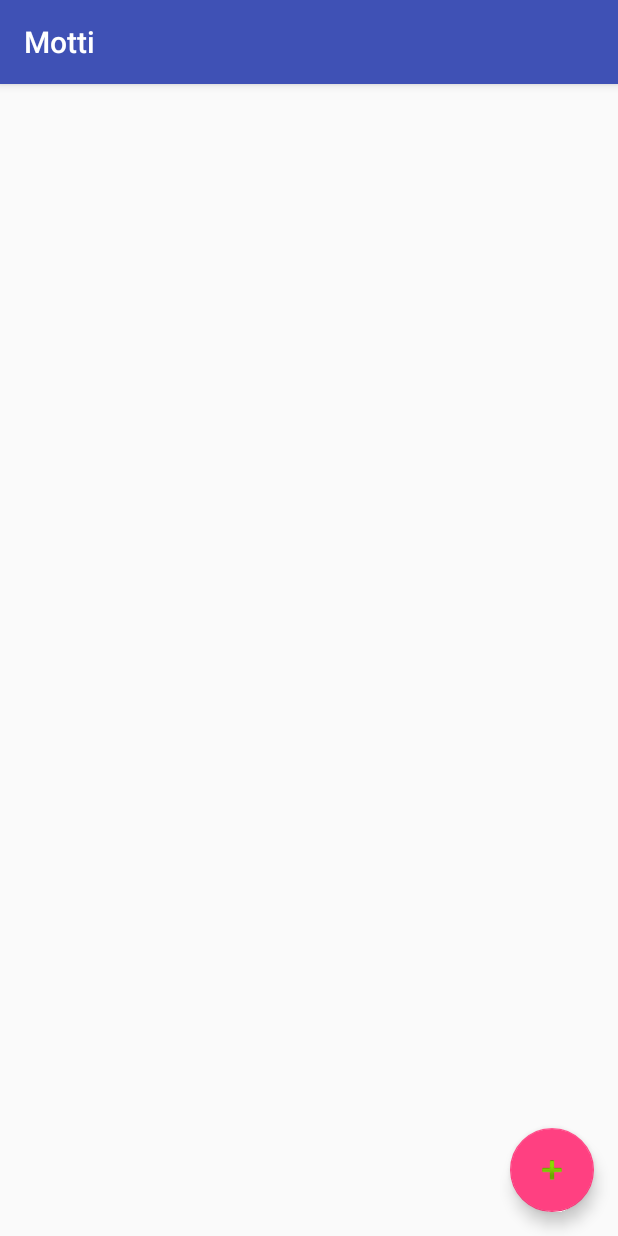
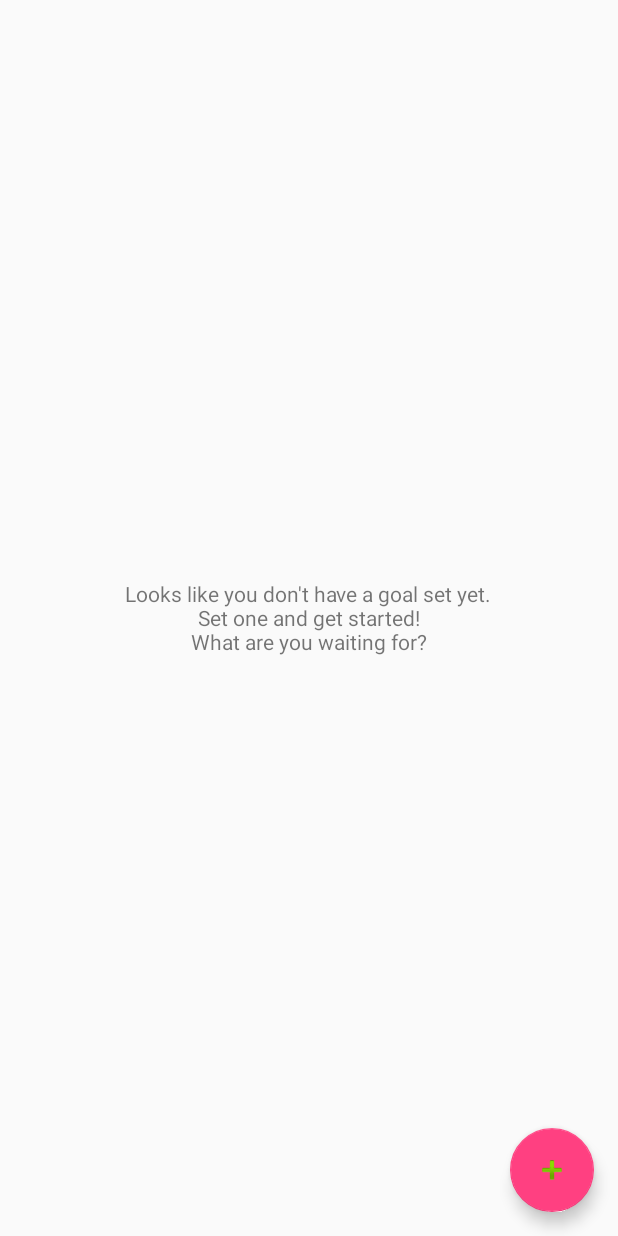
Before and after one commit to NikolaNikushev/Motti, an Android app: the Home screen opened directly, with no data from a screen before it, on a phone screen of 412 x 824 dp. Run offline under Robolectric (Android 15) with nearby library versions, the phone set to English and light mode, and no system bars; libraries missing offline, so code that uses them is left out: com.tr4android.recyclerviewslideitem; 1 statement that could not run was skipped.

Commit message:
Toolbar fix

```diff
--- a/Android/MotivationApp/app/src/main/java/com/orbit/motti/Home.java
+++ b/Android/MotivationApp/app/src/main/java/com/orbit/motti/Home.java
@@ -30,12 +30,10 @@ public class Home extends AppCompatActivity {
         super.onCreate(savedInstanceState);
 
         setContentView(R.layout.activity_home);
-        Toolbar toolbar = (Toolbar) findViewById(R.id.toolbar);
-        setSupportActionBar(toolbar);
-     //   firstTimeTextView = (TextView) findViewById(R.id.first_time_text_view);
+        firstTimeTextView = (TextView) findViewById(R.id.first_time_text_view);
         goals = new ArrayList<>();
         fillGoals();
-     //   updateUI();
+        updateUI();
         mRecyclerView = (RecyclerView) findViewById(R.id.goals_recycler_view);
         goalSwipeAdapter = new GoalSwipeAdapter(goals, this);
         mRecyclerView.setAdapter(goalSwipeAdapter);
@@ -89,7 +87,7 @@ public class Home extends AppCompatActivity {
                     @Override
                     public void onClick(View v) {
                         goalDialog.dismiss();
-                   //     updateUI();
+                        updateUI();
                     }
                 });
 
@@ -110,7 +108,7 @@ public class Home extends AppCompatActivity {
                                     Integer.valueOf(goalPeriodText.getText().toString()));
                             goals.add(goal);
                             goalDialog.dismiss();
-                            //updateUI();
+                            updateUI();
                             goalSwipeAdapter.notifyDataSetChanged();
                         }
                     }
--- a/Android/MotivationApp/app/src/main/res/layout/activity_home.xml
+++ b/Android/MotivationApp/app/src/main/res/layout/activity_home.xml
@@ -6,20 +6,6 @@
     android:layout_height="match_parent"
     android:fitsSystemWindows="true"
     tools:context="com.orbit.motti.Home">
-
-    <android.support.design.widget.AppBarLayout
-        android:layout_width="match_parent"
-        android:layout_height="wrap_content"
-        android:theme="@style/AppTheme.AppBarOverlay">
-
-        <android.support.v7.widget.Toolbar
-            android:id="@+id/toolbar"
-            android:layout_width="match_parent"
-            android:layout_height="?attr/actionBarSize"
-            android:background="?attr/colorPrimary"
-            app:popupTheme="@style/AppTheme.PopupOverlay" />
-
-    </android.support.design.widget.AppBarLayout>
 
     <include layout="@layout/content_home" />
 
--- a/Android/MotivationApp/app/src/main/res/layout/content_home.xml
+++ b/Android/MotivationApp/app/src/main/res/layout/content_home.xml
@@ -8,5 +8,12 @@
     android:layout_width="match_parent"
     android:id="@+id/goals_recycler_view"
     />
-
+<TextView
+    android:layout_width="wrap_content"
+    android:layout_height="wrap_content"
+    android:id="@+id/first_time_text_view"
+    android:visibility="gone"
+    android:layout_centerInParent="true"
+    android:gravity="center"
+    android:text="Looks like you don't have a goal set yet.\nSet one and get started!\nWhat are you waiting for?"/>
 </RelativeLayout>
```
